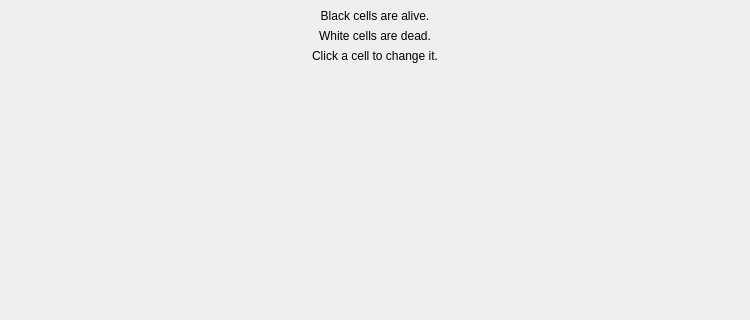
The window that mainwindow.ui (liweiyap/Conway_GameOfLife) describes before a commit, drawn with Qt 5; both pictures show x 0 to 750 and y 0 to 320 of the 750 by 475 pixel window.
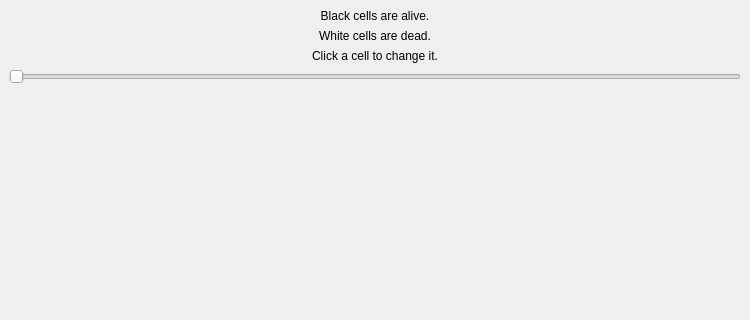
The same window after the commit.

Commit message: First attempt at rowCountSlider

What changed in the file:
```diff
--- a/mainwindow.ui
+++ b/mainwindow.ui
@@ -58,6 +58,13 @@
           </property>
          </widget>
         </item>
+        <item>
+         <widget class="QSlider" name="rowCountSlider">
+          <property name="orientation">
+           <enum>Qt::Horizontal</enum>
+          </property>
+         </widget>
+        </item>
         <item>
          <spacer name="controlVerticalSpacer">
           <property name="orientation">
```
The commit also changes 3 other files.
